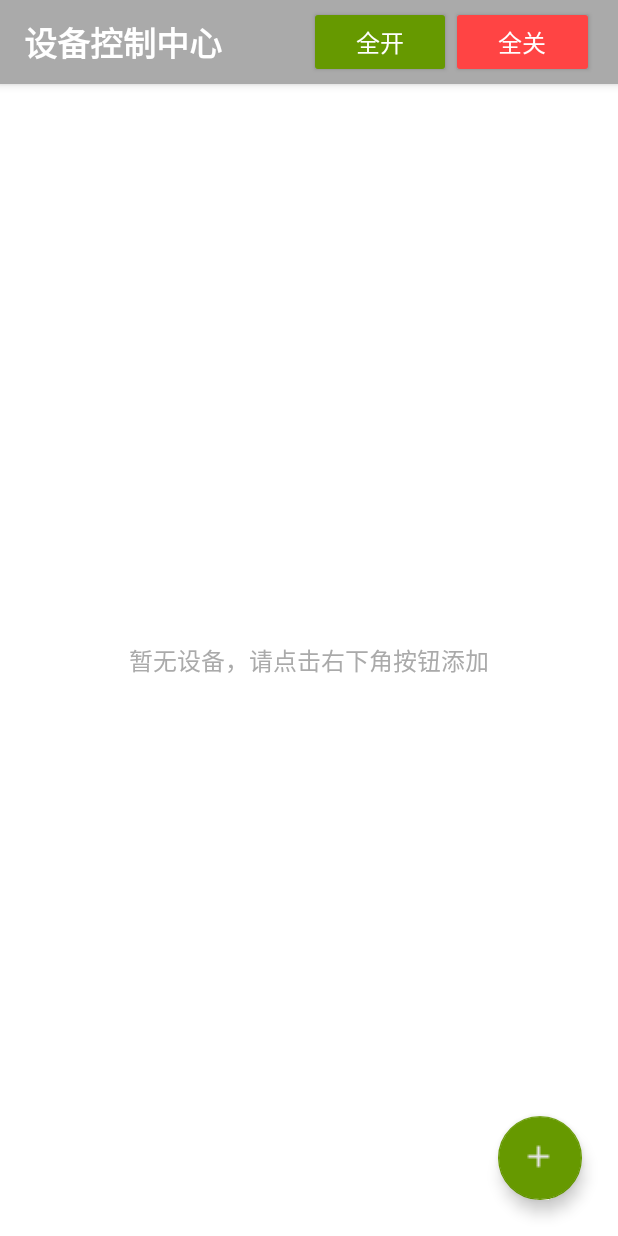
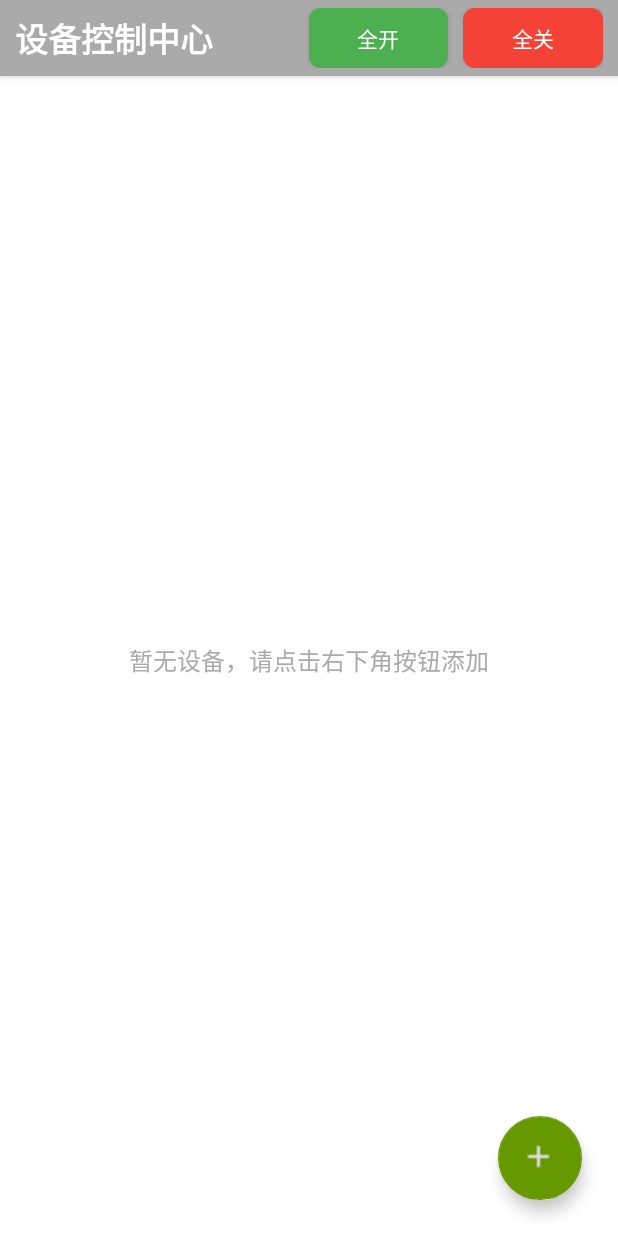
Before and after one commit to Czlike17/SunnyWeather, an Android app: the DeviceControlActivity screen opened directly, with no data from a screen before it, on a phone screen of 412 x 824 dp. Run offline under Robolectric (Android 15) with nearby library versions, the phone set to English and light mode, and no system bars.

Commit message:
页面ui优化

```diff
--- a/app/src/main/res/drawable/btn_connect_bg.xml
+++ b/app/src/main/res/drawable/btn_connect_bg.xml
@@ -7,8 +7,8 @@
             <padding
                 android:left="16dp"
                 android:right="16dp"
-                android:top="8dp"
-                android:bottom="8dp" />
+                android:top="4dp"
+                android:bottom="4dp" />
         </shape>
     </item>
     <item>
@@ -18,8 +18,8 @@
             <padding
                 android:left="16dp"
                 android:right="16dp"
-                android:top="8dp"
-                android:bottom="8dp" />
+                android:top="4dp"
+                android:bottom="4dp" />
         </shape>
     </item>
 </selector>
--- a/app/src/main/res/layout/activity_add_device.xml
+++ b/app/src/main/res/layout/activity_add_device.xml
@@ -145,6 +145,7 @@
                     android:layout_height="wrap_content"
                     android:backgroundTint="@android:color/holo_green_dark"
                     android:paddingHorizontal="32dp"
+                    android:layout_marginStart="40dp"
                     android:text="添加"
                     android:textColor="@android:color/white"
                     android:textSize="16sp" />
--- a/app/src/main/res/layout/activity_device_control.xml
+++ b/app/src/main/res/layout/activity_device_control.xml
@@ -9,11 +9,12 @@
 
     <LinearLayout
         android:layout_width="match_parent"
-        android:layout_height="?attr/actionBarSize"
+        android:layout_height="wrap_content"
         android:background="@android:color/darker_gray"
         android:elevation="4dp"
         android:gravity="center"
-        android:paddingHorizontal="16dp">
+        android:paddingVertical="5dp"
+        android:paddingHorizontal="10dp">
 
         <TextView
             android:layout_width="0dp"
@@ -27,22 +28,24 @@
         <Button
             android:id="@+id/btn_turn_all_on"
             android:layout_width="0dp"
-            android:layout_height="48dp"
+            android:layout_height="40dp"
             android:layout_weight="1"
-            android:backgroundTint="@android:color/holo_green_dark"
+            android:layout_marginStart="10dp"
+            android:background="@drawable/btn_connect_bg"
             android:text="全开"
             android:textColor="@android:color/white"
-            android:textSize="16sp"/>
+            android:textSize="14sp"/>
 
         <Button
             android:id="@+id/btn_turn_all_off"
             android:layout_width="0dp"
-            android:layout_height="48dp"
+            android:layout_height="40dp"
             android:layout_weight="1"
-            android:backgroundTint="@android:color/holo_red_light"
+            android:layout_marginStart="10dp"
+            android:background="@drawable/btn_disconnect_bg"
             android:text="全关"
             android:textColor="@android:color/white"
-            android:textSize="16sp"/>
+            android:textSize="14sp"/>
     </LinearLayout>
 
     <androidx.recyclerview.widget.RecyclerView
```
